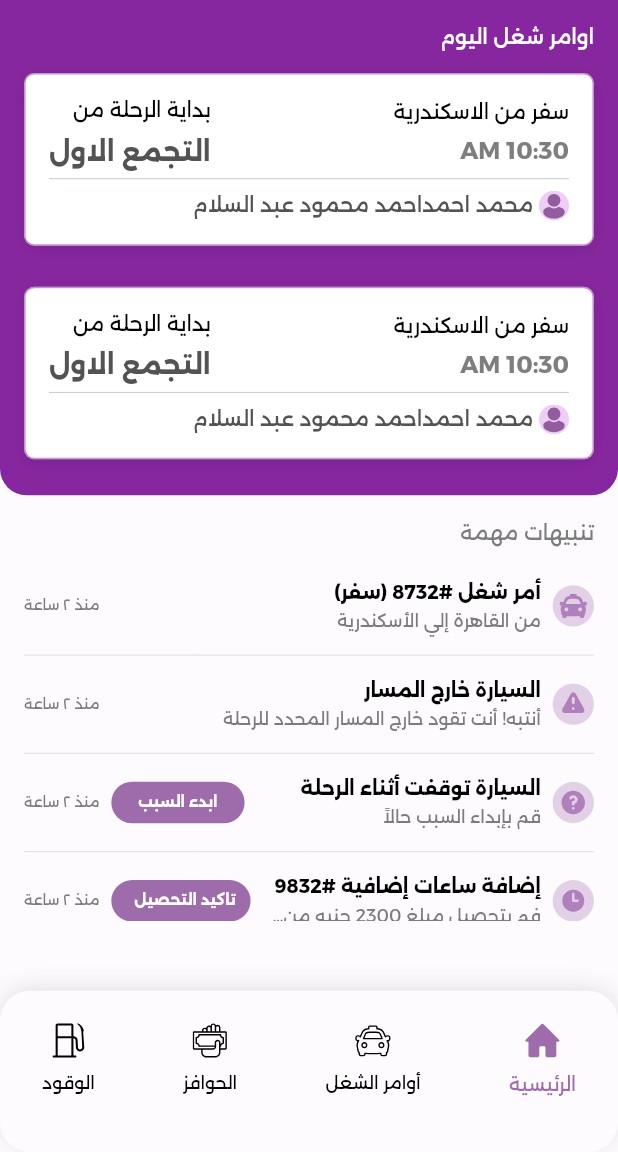
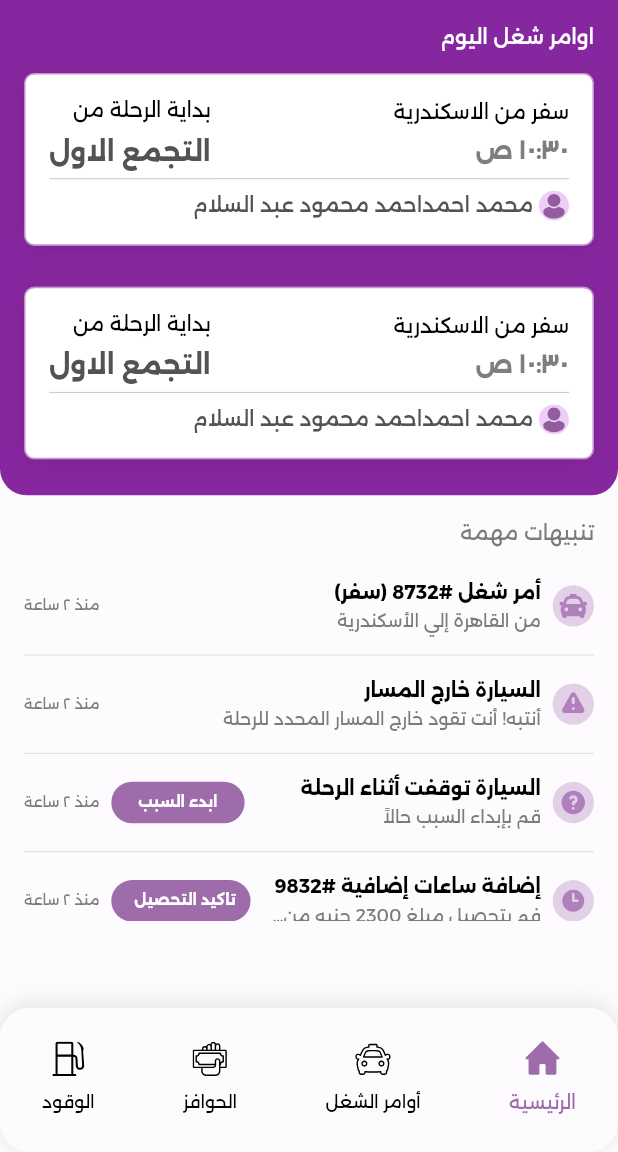
Before and after one commit to kTahaa96/go_limo_driver, a Flutter app: the screen it shows after launch, on a phone screen of 412 x 824 dp, the part 84-1236 px from its top. Run offline on Flutter 3.47's test engine with Material 2 defaults, Android fonts, the phone set to English and light mode, and no system bars; our stand-ins replace animate_do, bloc, country_picker, dartz, dio, flutter_bloc and 10 more; missing offline and left inert: dash_flags, google_maps_webservice, ua_client_hints.

Commit message:
fix design issues

```diff
--- a/lib/common/bottom_navigation_bar.dart
+++ b/lib/common/bottom_navigation_bar.dart
@@ -20,8 +20,7 @@ class _CustomBottomNavigationBarState extends State<CustomBottomNavigationBar> {
   Widget build(BuildContext context) {
     return Container(
       width: double.infinity,
-      height: 110.h,
-      padding: EdgeInsets.symmetric(horizontal: 28.w, vertical: 22.h),
+      padding: const EdgeInsetsDirectional.only(bottom: 26, start: 28 ,end: 28,top: 22),
       decoration: BoxDecoration(
         color: AppColors.kBackground,
         borderRadius: BorderRadius.circular(20),
@@ -29,7 +28,7 @@ class _CustomBottomNavigationBarState extends State<CustomBottomNavigationBar> {
           BoxShadow(
             color: AppColors.kBlack.withOpacity(0.1),
             blurRadius: 12.r,
-            offset: Offset(0, -2), // changes position of shadow
+            offset: const Offset(0, -2), // changes position of shadow
           ),
         ],
       ),
@@ -73,6 +72,7 @@ class _CustomBottomNavigationBarState extends State<CustomBottomNavigationBar> {
     return InkWell(
       onTap: () => widget.onItemTap(index),
       child: Column(
+        mainAxisSize: MainAxisSize.min,
         children: [
           SvgPicture.asset(
             index == widget.currentIndex ? activeIconPath : iconPath,
--- a/lib/feature/home_page/cubit/home_lay_out_cubit.dart
+++ b/lib/feature/home_page/cubit/home_lay_out_cubit.dart
@@ -1,7 +1,15 @@
 import 'dart:developer';
 
+import 'package:flutter/cupertino.dart';
 import 'package:flutter_bloc/flutter_bloc.dart';
 import 'package:meta/meta.dart';
+
+import '../../modules/driver_order/driver_orders.dart';
+import '../../modules/fuel/fuel_screen.dart';
+import '../../modules/help_center/help_center.dart';
+import '../../modules/home/home_page_screen.dart';
+import '../../modules/notificatiton_center/notification_center.dart';
+import '../../modules/rewards/rewards.dart';
 
 part 'home_lay_out_state.dart';
 
@@ -9,7 +17,14 @@ class HomeLayOutCubit extends Cubit<HomeLayOutState> {
   HomeLayOutCubit() : super(InitialHomeLayoutState());
 
   static HomeLayOutCubit of(context) => BlocProvider.of(context);
-
+  List<Widget> screensList = [
+    const HomePageScreen(),
+    const DriverOrders(),
+    const RewardsScreen(),
+    const FuelScreen(),
+    const NotificationCenter(),
+    const HelpCenter(),
+  ];
   int currentIndex = 0;
 
   void updatePageIndex({required int newVal}) {
--- a/lib/feature/home_page/home_layout.dart
+++ b/lib/feature/home_page/home_layout.dart
@@ -5,12 +5,6 @@ import 'package:flutter_svg/flutter_svg.dart';
 import 'package:golimo_driver/common/bottom_navigation_bar.dart';
 import 'package:golimo_driver/core/consts/app_colors.dart';
 import 'package:golimo_driver/feature/home_page/cubit/home_lay_out_cubit.dart';
-import 'package:golimo_driver/feature/modules/driver_order/driver_orders.dart';
-import 'package:golimo_driver/feature/modules/fuel/fuel_screen.dart';
-import 'package:golimo_driver/feature/modules/help_center/help_center.dart';
-import 'package:golimo_driver/feature/modules/home/home_page_screen.dart';
-import 'package:golimo_driver/feature/modules/notificatiton_center/notification_center.dart';
-import 'package:golimo_driver/feature/modules/rewards/rewards.dart';
 import 'package:golimo_driver/helpers/di/di.dart';
 import 'package:golimo_driver/helpers/ui_helpers/extentions.dart';
 
@@ -22,14 +16,7 @@ class HomePage extends StatefulWidget {
 }
 
 class _HomePageState extends State<HomePage> {
-  List<Widget> screensList = [
-    const HomePageScreen(),
-    const DriverOrders(),
-    const RewardsScreen(),
-    const FuelScreen(),
-    const NotificationCenter(),
-    const HelpCenter(),
-  ];
+
 
   @override
   Widget build(BuildContext context) {
@@ -104,7 +91,7 @@ class _HomePageState extends State<HomePage> {
               currentIndex: cubit.currentIndex,
               onItemTap: (index) => cubit.updatePageIndex(newVal: index),
             ),
-            body: screensList[cubit.currentIndex],
+            body: cubit.screensList[cubit.currentIndex],
           );
         },
       ),
--- a/lib/feature/modules/driver_order/driver_orders.dart
+++ b/lib/feature/modules/driver_order/driver_orders.dart
@@ -61,13 +61,13 @@ class DriverOrders extends StatelessWidget {
                             itemCount: 14,
                             shrinkWrap: true,
                             itemBuilder: (context, index) {
-                              return const DailyTaskHomePageRow();
+                              return const DailyTaskHomePageItem();
                             }),
                         ListView.builder(
                             itemCount: 14,
                             shrinkWrap: true,
                             itemBuilder: (context, index) {
-                              return const DailyTaskHomePageRow();
+                              return const DailyTaskHomePageItem();
                             })
                       ],
                     ),
--- a/lib/feature/modules/fuel/fuel_screen.dart
+++ b/lib/feature/modules/fuel/fuel_screen.dart
@@ -16,8 +16,7 @@ class FuelScreen extends StatelessWidget {
       floatingActionButton: Container(
         width: 150.w,
         height: 62.h,
-        margin: EdgeInsets.only(top: 530.h, right: 222.w),
-        // padding: EdgeInsets.all(16.w),
+
         alignment: Alignment.center,
         decoration: BoxDecoration(
           color: AppColors.kBlack,
@@ -49,7 +48,6 @@ class FuelScreen extends StatelessWidget {
             vertical: 40.h,
           ),
           shrinkWrap: true,
-          physics: const NeverScrollableScrollPhysics(),
           itemCount: 5,
           itemBuilder: (context, index) => FuelItemRow(
                 index: index,
--- a/lib/feature/modules/fuel/widgets/fuel_item_row.dart
+++ b/lib/feature/modules/fuel/widgets/fuel_item_row.dart
@@ -23,7 +23,7 @@ class FuelItemRow extends StatelessWidget {
                 Container(
                   width: 28.w,
                   height: 28.h,
-                  padding: EdgeInsets.all(5),
+                  padding: EdgeInsets.all(6),
                   decoration: BoxDecoration(
                       color: AppColors.kPrimary.withOpacity(0.5), shape: BoxShape.circle),
                   child: SvgPicture.asset(
--- a/lib/feature/modules/help_center/widgets/question_item.dart
+++ b/lib/feature/modules/help_center/widgets/question_item.dart
@@ -55,7 +55,7 @@ class QuestionRowItem extends StatelessWidget {
                       size: 20.w,
                     )),
               ],
-            ),
+            ),//todo divider
             Container(
               width: double.infinity,
               height: 2,
--- a/lib/feature/modules/home/home_page_screen.dart
+++ b/lib/feature/modules/home/home_page_screen.dart
@@ -34,7 +34,6 @@ class HomePageScreen extends StatelessWidget {
                 child: Column(
                   crossAxisAlignment: CrossAxisAlignment.start,
                   children: [
-
                     AppText(
                       'اوامر شغل اليوم',
                       size: 14.sp,
@@ -44,9 +43,9 @@ class HomePageScreen extends StatelessWidget {
                     8.sbH,
                     Column(
                       children: [
-                        const DailyTaskHomePageRow(),
+                        const DailyTaskHomePageItem(),
                         12.sbH,
-                        const DailyTaskHomePageRow(),
+                        const DailyTaskHomePageItem(),
                       ],
                     ),
                   ],
@@ -54,8 +53,8 @@ class HomePageScreen extends StatelessWidget {
               ),
               Padding(
                 padding: EdgeInsets.all(16.w),
-                child: const Row(
-                  children: [
+                child:  Row(
+                  children: const [
                     AppText('تنبيهات مهمة', color: AppColors.kGrayText),
                   ],
                 ),
--- a/lib/feature/modules/home/widgets/daily_tasks_single_item.dart
+++ b/lib/feature/modules/home/widgets/daily_tasks_single_item.dart
@@ -7,8 +7,8 @@ import 'package:golimo_driver/feature/booking_details/booking_details_screen.dar
 import 'package:golimo_driver/helpers/ui_helpers/extentions.dart';
 
 
-class DailyTaskHomePageRow extends StatelessWidget {
-  const DailyTaskHomePageRow({super.key});
+class DailyTaskHomePageItem extends StatelessWidget {
+  const DailyTaskHomePageItem({super.key});
 
   @override
   Widget build(BuildContext context) {
@@ -30,7 +30,7 @@ class DailyTaskHomePageRow extends StatelessWidget {
             BoxShadow(
               color: AppColors.kBlack.withOpacity(0.1),
               blurRadius: 10.r,
-              offset: Offset(0, 2), // changes position of shadow
+              offset: const Offset(0, 2), // changes position of shadow
             ),
           ],
         ),
@@ -49,7 +49,7 @@ class DailyTaskHomePageRow extends StatelessWidget {
                     ),
                     8.sbH,
                     AppText(
-                      DateTime.now().toDateFormat(format: 'hh:mm a'),
+                      DateTime.now().toDateFormat(format: 'hh:mm a',locale: "ar"),
                       size: 16.sp,
                       color: AppColors.kDarkGray,
                       weight: FontWeight.w700,
--- a/lib/feature/modules/home/widgets/notification_item.dart
+++ b/lib/feature/modules/home/widgets/notification_item.dart
@@ -24,7 +24,7 @@ class NotificationItem extends StatelessWidget {
           Row(
             children: [
               Container(
-                  padding: EdgeInsets.all(4),
+                  padding: const EdgeInsets.all(4),
                   decoration: BoxDecoration(
                       shape: BoxShape.circle, color: AppColors.kPrimary.withOpacity(0.3)),
                   child: buildImg(status: model.status)),
@@ -42,7 +42,7 @@ class NotificationItem extends StatelessWidget {
                   SizedBox(
                     width: model.status == 2 || model.status == 3 ? 180.w : 270.w,
                     child: AppText(
-                      '${model.desc}',
+                      model.desc,
                       size: 12.sp,
                       maxLines: 1,
                       weight: FontWeight.w400,
--- a/lib/feature/modules/home/widgets/stop_reason_view.dart
+++ b/lib/feature/modules/home/widgets/stop_reason_view.dart
@@ -27,7 +27,7 @@ class StopReasonsView extends StatelessWidget {
           child: Column(
             children: [
               CustomButton(
-                buttonText: 'اشارة اة زحمة',
+                buttonText: 'اشارة زحمة',
                 onBtnTap: () => onReasonSelect('اشارة اة زحمة'),
               ),
               16.sbH,
--- a/lib/feature/modules/notificatiton_center/notification_center.dart
+++ b/lib/feature/modules/notificatiton_center/notification_center.dart
@@ -26,7 +26,7 @@ class _NotificationCenterState extends State<NotificationCenter> {
                 itemBuilder: (context, index) {
                   return NotificationItem(model: cubit.notificationList[index]);
                 },
-                separatorBuilder: (context, index) => Divider(),
+                separatorBuilder: (context, index) => const Divider(),
                 itemCount: cubit.notificationList.length);
           },
         ),
--- a/lib/feature/modules/rewards/rewards.dart
+++ b/lib/feature/modules/rewards/rewards.dart
@@ -116,7 +116,7 @@ class RewardsScreen extends StatelessWidget {
                       ListView.separated(
                         padding: EdgeInsets.symmetric(horizontal: 19.w),
 
-                        separatorBuilder: (context, index) => Divider(thickness: 2,),
+                        separatorBuilder: (context, index) => const Divider(thickness: 2,),
                           itemCount: 12,
                           shrinkWrap: true,
                           // physics: const NeverScrollableScrollPhysics(),
@@ -125,7 +125,7 @@ class RewardsScreen extends StatelessWidget {
                           }),
                       ListView.separated(
                           padding: EdgeInsets.symmetric(horizontal: 19.w),
-                          separatorBuilder: (context, index) => Divider(thickness: 2,),
+                          separatorBuilder: (context, index) => const Divider(thickness: 2,),
                           itemCount: 12,
                           shrinkWrap: true,
                           // physics: const NeverScrollableScrollPhysics(),
--- a/lib/feature/modules/rewards/widgets/rewards_single_item.dart
+++ b/lib/feature/modules/rewards/widgets/rewards_single_item.dart
@@ -19,7 +19,7 @@ class RewardsSingleItem extends StatelessWidget {
             children: [
               SvgPicture.asset('assets/svg_icons/arrow_in.svg', width: 28.w, height: 28),
               8.sbW,
-              AppText('صرف حوافز'),
+              const AppText('صرف حوافز'),
             ],
           ),
           Column(
--- a/lib/helpers/ui_helpers/extentions.dart
+++ b/lib/helpers/ui_helpers/extentions.dart
@@ -30,8 +30,8 @@ extension DateHelpers on DateTime {
     return yesterday.day == day && yesterday.month == month && yesterday.year == year;
   }
 
-  String toDateFormat({String? format}) {
-    final formatter = DateFormat(format ?? 'EE, d MMM hh:mm');
+  String toDateFormat({String? format,String? locale}) {
+    final formatter = DateFormat(format ?? 'EE, d MMM hh:mm',locale);
     return formatter.format(this);
   }
 }
--- a/pubspec.yaml
+++ b/pubspec.yaml
@@ -32,7 +32,7 @@ dependencies:
   flutter_google_places: ^0.3.0
   pretty_dio_logger: ^1.3.1
   device_info_plus: ^9.0.3
-  intl: ^0.18.0
+  intl: ^0.17.0
   flutter_staggered_animations: ^1.1.1
   ua_client_hints: ^1.1.3
   maps_toolkit: ^2.0.1
```
Also changed, not shown: pubspec.lock, 2 other files.
